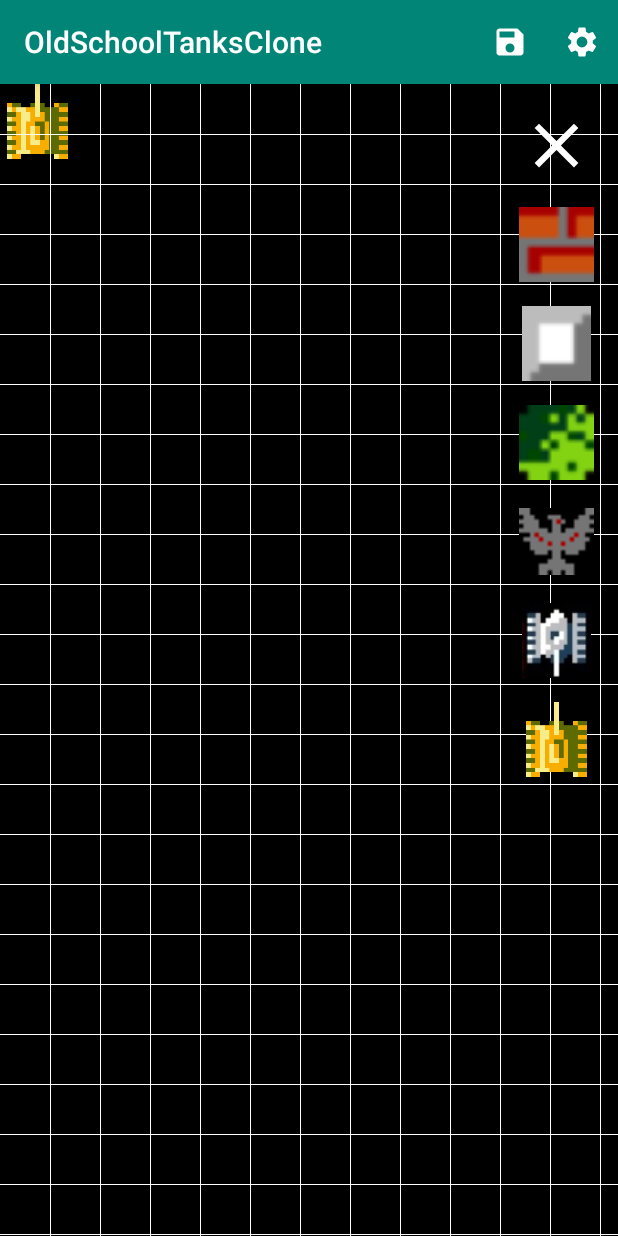
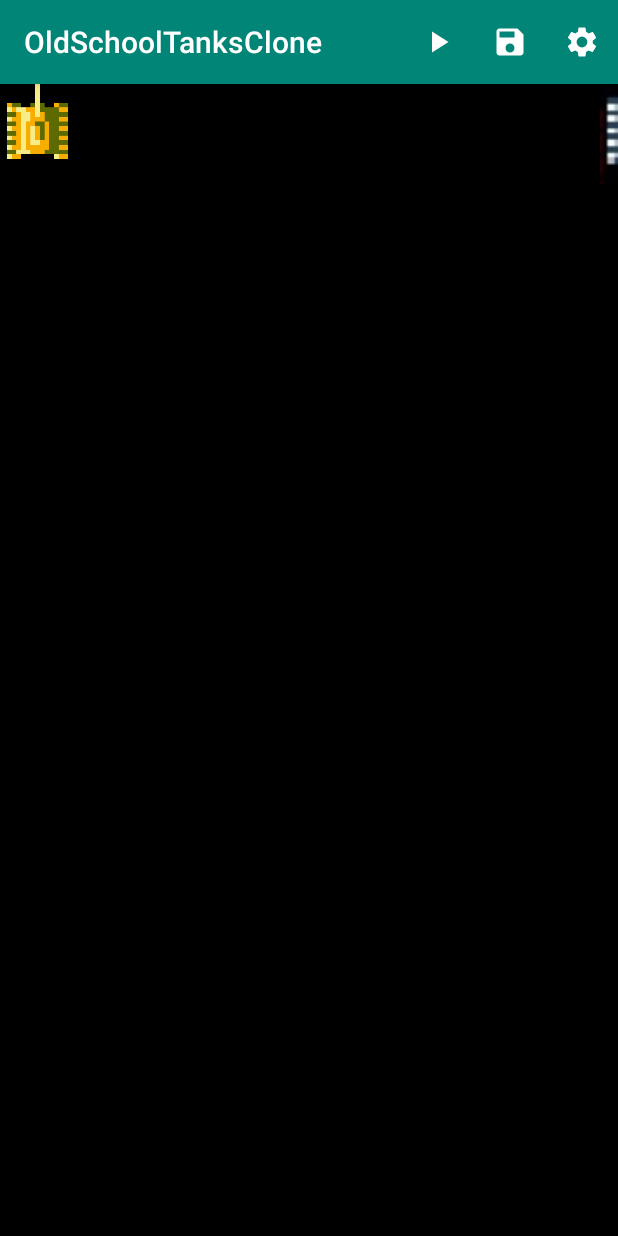
Before and after one commit to SazhinVV/OldSchoolTanksClone, an Android app: the screen it shows after launch (MainActivity), after a tap on "Settings", on a phone screen of 412 x 824 dp. Run offline under Robolectric (Android 15) with nearby library versions, the phone set to English and light mode, and no system bars; 2 other taps on this screen came first.

Commit message:
Respawn enemy

```diff
--- a/app/src/main/java/com/example/oldschooltanksclone/MainActivity.kt
+++ b/app/src/main/java/com/example/oldschooltanksclone/MainActivity.kt
@@ -12,15 +12,12 @@ import android.widget.FrameLayout
 import com.example.oldschooltanksclone.classes.LevelStorage
 import com.example.oldschooltanksclone.classes.enums.Direction.*
 import com.example.oldschooltanksclone.classes.enums.Material
-import com.example.oldschooltanksclone.drawers.BulletDrawer
-import com.example.oldschooltanksclone.drawers.ElementsDrawer
-import com.example.oldschooltanksclone.drawers.GridDrawer
-import com.example.oldschooltanksclone.drawers.TankDrawer
+import com.example.oldschooltanksclone.drawers.*
 import kotlinx.android.synthetic.main.activity_main.*
 
 const val CELL_SIZE = 50
-const val VERTICAL_CELL_AMOUNT = 25
-const val HORIZONTAL_CELL_AMOUNT = 33
+const val VERTICAL_CELL_AMOUNT = 26
+const val HORIZONTAL_CELL_AMOUNT = 34
 const val VERTICAL_MAX_SIZE = CELL_SIZE * VERTICAL_CELL_AMOUNT
 const val HORIZONTAL_MAX_SIZE = CELL_SIZE * HORIZONTAL_CELL_AMOUNT
 
@@ -28,6 +25,9 @@ const val HORIZONTAL_MAX_SIZE = CELL_SIZE * HORIZONTAL_CELL_AMOUNT
 
 class MainActivity : AppCompatActivity() {
     private var editMode = false
+    private val enemyDrawer by lazy{
+        EnemyDrawer(container)
+    }
 
     private val gridDrawer by lazy{
         GridDrawer(container)
@@ -58,13 +58,12 @@ class MainActivity : AppCompatActivity() {
         editor_grass.setOnClickListener{ elementsDrawer.currentMaterial = Material.GRASS }
         editor_concrete.setOnClickListener{ elementsDrawer.currentMaterial = Material.CONCRETE }
         editor_eagle.setOnClickListener { elementsDrawer.currentMaterial = Material.EAGLE }
-        editor_enemy_respawn.setOnClickListener { elementsDrawer.currentMaterial = Material.ENEMY_TANK_RESPAWN }
-        editor_player_respawn.setOnClickListener { elementsDrawer.currentMaterial = Material.PLAYER_TANK_RESPAWN }
         container.setOnTouchListener { _, event ->
             elementsDrawer.onTouchContainer(event.x, event.y)
             return@setOnTouchListener true
         }
         elementsDrawer.drawElementsList(levelStorage.loadLevel())
+        hideSettings()
     }
 
     override fun onCreateOptionsMenu(menu: Menu): Boolean {
@@ -82,19 +81,38 @@ class MainActivity : AppCompatActivity() {
             R.id.menu_save -> {
                 levelStorage.saveLevel(elementsDrawer.elementsOnContainer)
                 return true
+            }
+            R.id.menu_play_game -> {
+                startTheGame()
+                return true
             }else -> super.onOptionsItemSelected(item)
         }
     }
 
+    private fun startTheGame() {
+        if (editMode) {
+            return
+        }
+        enemyDrawer.startEnemyDrawing(elementsDrawer.elementsOnContainer)
+    }
+
     private fun switchEditMode(){
+        editMode = !editMode
         if (editMode) {
-            gridDrawer.removeGrid()
-            materials_container.visibility = GONE
+            hideSettings()
         }else{
-            gridDrawer.drawGrid()
-            materials_container.visibility = VISIBLE
+            showSettings()
         }
-        editMode = !editMode
+    }
+
+    private fun showSettings(){
+        gridDrawer.drawGrid()
+        materials_container.visibility = VISIBLE
+    }
+
+    private fun hideSettings(){
+        gridDrawer.removeGrid()
+        materials_container.visibility = GONE
     }
 
     override fun onKeyDown(keyCode: Int, event: KeyEvent?): Boolean {
--- a/app/src/main/java/com/example/oldschooltanksclone/classes/enums/Material.kt
+++ b/app/src/main/java/com/example/oldschooltanksclone/classes/enums/Material.kt
@@ -56,20 +56,12 @@ enum class Material(
         CELLS_EAGLE_WIDTH,
         CELLS_EAGLE_HEIGHT,
         R.drawable.eagle),
-    ENEMY_TANK_RESPAWN(
+    ENEMY_TANK(
         false,
         false,
         true,
-        3,
+        0,
         TANKS_WIDTH_HEIGHT,
         TANKS_WIDTH_HEIGHT,
         R.drawable.enemy_tank),
-    PLAYER_TANK_RESPAWN(
-        false,
-        false,
-        true,
-        1,
-        TANKS_WIDTH_HEIGHT,
-        TANKS_WIDTH_HEIGHT,
-        R.drawable.tank)
 }
--- /dev/null
+++ b/app/src/main/res/drawable/ic_play.xml
@@ -0,0 +1,5 @@
+<vector android:height="24dp" android:tint="#FFFFFF"
+    android:viewportHeight="24.0" android:viewportWidth="24.0"
+    android:width="24dp" xmlns:android="http://schemas.android.com/apk/res/android">
+    <path android:fillColor="#FF000000" android:pathData="M8,5v14l11,-7z"/>
+</vector>
--- a/app/src/main/res/layout/activity_main.xml
+++ b/app/src/main/res/layout/activity_main.xml
@@ -63,21 +63,6 @@
             android:layout_margin="8dp"
             android:src="@drawable/eagle" />
 
-        <ImageView
-            android:id="@+id/editor_enemy_respawn"
-            android:layout_width="@dimen/cell_size"
-            android:layout_height="@dimen/cell_size"
-            android:layout_margin="8dp"
-            android:src="@drawable/enemy_tank" />
-
-        <ImageView
-            android:id="@+id/editor_player_respawn"
-            android:layout_width="@dimen/cell_size"
-            android:layout_height="@dimen/cell_size"
-            android:layout_margin="8dp"
-            android:src="@drawable/tank" />
-
-
     </LinearLayout>
 
 </FrameLayout>
--- a/app/src/main/res/menu/settings.xml
+++ b/app/src/main/res/menu/settings.xml
@@ -1,6 +1,13 @@
 <?xml version="1.0" encoding="utf-8"?>
 <menu xmlns:android="http://schemas.android.com/apk/res/android"
     xmlns:app="http://schemas.android.com/apk/res-auto">
+
+    <item
+        android:id="@+id/menu_play_game"
+        android:icon="@drawable/ic_play"
+        android:title="Play"
+        app:showAsAction="ifRoom">
+    </item>
 
     <item
         android:id="@+id/menu_save"
```
Also changed, not shown: app/src/main/java/com/example/oldschooltanksclone/drawers/ElementsDrawer.kt (+2 -11 lines), app/src/main/java/com/example/oldschooltanksclone/drawers/EnemyDrawer.kt (added, +54 -0 lines), app/src/main/java/com/example/oldschooltanksclone/utils/Utils.kt (+17 -0 lines).
